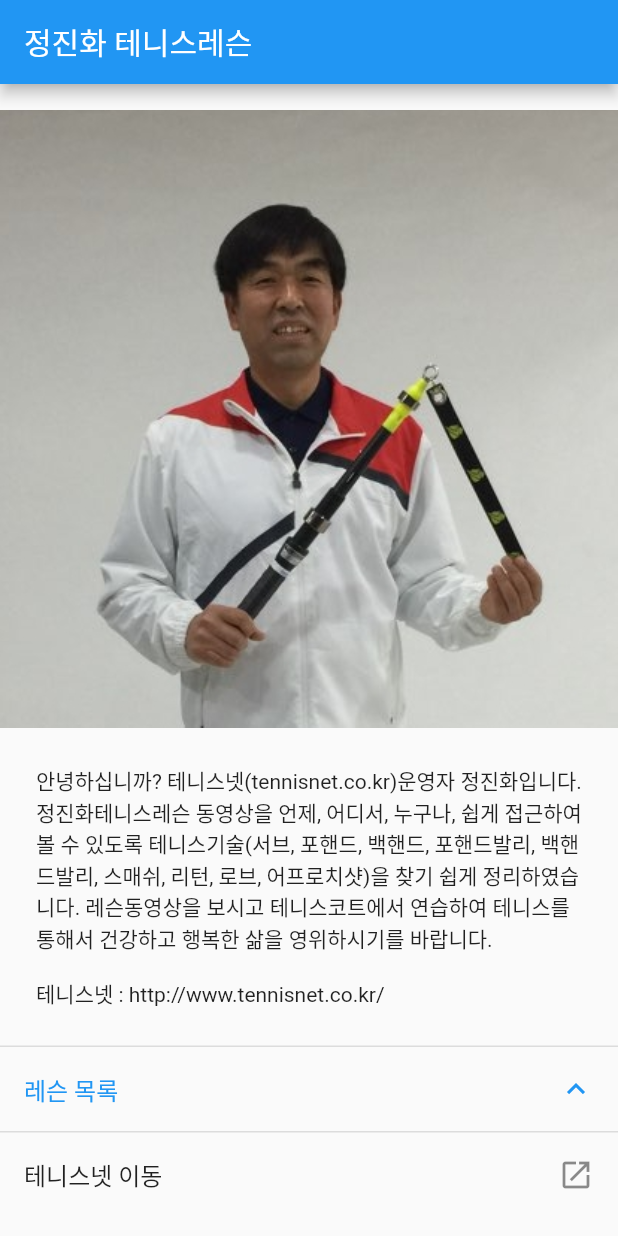
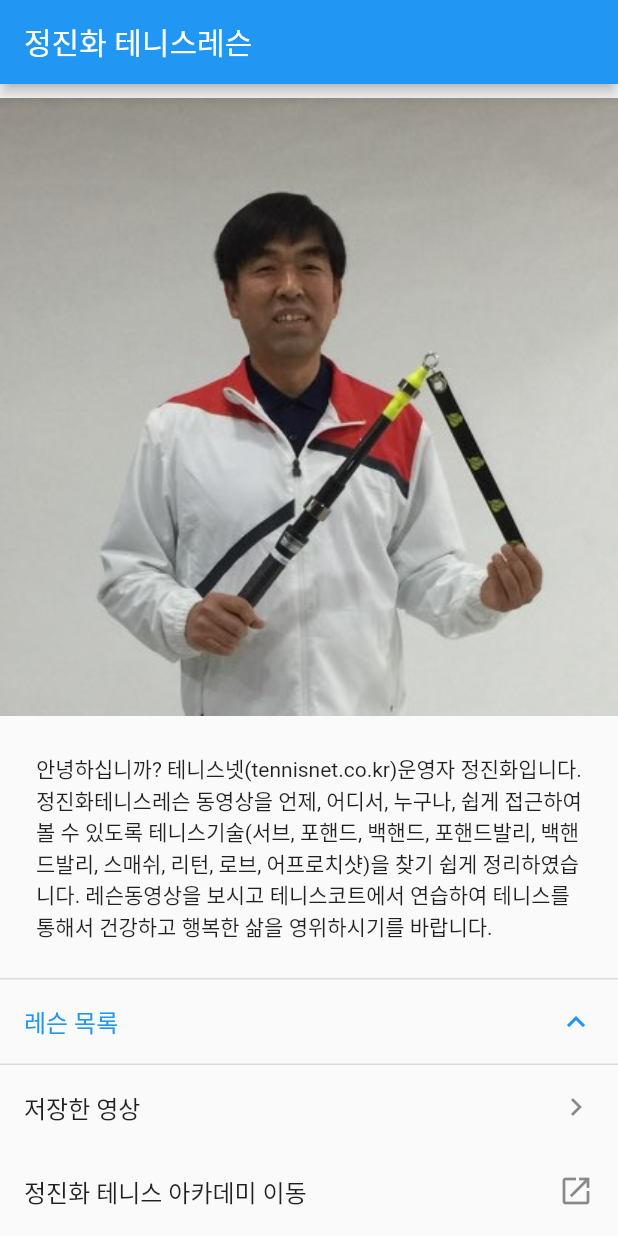
Before and after one commit to SilverJun/TennisLessonFlutter, a Flutter app: the screen it shows after launch, on a phone screen of 412 x 824 dp. Run offline on Flutter 3.47's test engine with Material 2 defaults, Android fonts, the phone set to English and light mode, and no system bars; our stand-ins replace chewie, flutter_slidable, progress_dialog, shared_preferences, video_player; missing offline and left inert: flutter_downloader, flutter_youtube, youtube_explode_dart.

Commit message:
Fix home page

```diff
--- a/lib/HomePage.dart
+++ b/lib/HomePage.dart
@@ -15,7 +15,7 @@ class HomePage extends StatelessWidget {
       body: SafeArea(
         child: ListView(
           children: [
-            SizedBox(height: 16),
+            SizedBox(height: 8),
             Container(
               height: 414,
               child: Image.asset('assets/home.jpeg',)
@@ -23,9 +23,7 @@ class HomePage extends StatelessWidget {
             Padding(
               padding: const EdgeInsets.all(24.0),
               child: Text('''안녕하십니까? 테니스넷(tennisnet.co.kr)운영자 정진화입니다.
-정진화테니스레슨 동영상을 언제, 어디서, 누구나, 쉽게 접근하여 볼 수 있도록 테니스기술(서브, 포핸드, 백핸드, 포핸드발리, 백핸드발리, 스매쉬, 리턴, 로브, 어프로치샷)을 찾기 쉽게 정리하였습니다. 레슨동영상을 보시고 테니스코트에서 연습하여 테니스를 통해서 건강하고 행복한 삶을 영위하시기를 바랍니다.
-
-테니스넷 : http://www.tennisnet.co.kr/'''),
+정진화테니스레슨 동영상을 언제, 어디서, 누구나, 쉽게 접근하여 볼 수 있도록 테니스기술(서브, 포핸드, 백핸드, 포핸드발리, 백핸드발리, 스매쉬, 리턴, 로브, 어프로치샷)을 찾기 쉽게 정리하였습니다. 레슨동영상을 보시고 테니스코트에서 연습하여 테니스를 통해서 건강하고 행복한 삶을 영위하시기를 바랍니다.'''),
             ),
             ExpansionTile(
               initiallyExpanded: true,
@@ -38,18 +36,27 @@ class HomePage extends StatelessWidget {
               }).toList(),
             ),
             ListTile(
-              title: Text('테니스넷 이동'),
-              trailing: Icon(Icons.launch),
-              onTap: () {
-                launch('http://www.tennisnet.co.kr/');
-              },
-            ),
-            ListTile(
               title: Text("저장한 영상"),
+              trailing: Icon(Icons.navigate_next),
               onTap: () {
                 Navigator.push(context, MaterialPageRoute(builder: (context) => SavedVideoPage()));
               },
             ),
+            ListTile(
+              title: Text('정진화 테니스 아카데미 이동'),
+              trailing: Icon(Icons.launch),
+              onTap: () {
+                launch('https://blog.naver.com/jtennis2134/'); // https://www.youtube.com/channel/UC_0KlMiTzpejiet6ovAtoOQ
+              },
+            ),
+            ListTile(
+              title: Text('정진화 테니스레슨 유튜브 이동'),
+              trailing: Icon(Icons.launch),
+              onTap: () {
+                launch('https://www.youtube.com/channel/UC_0KlMiTzpejiet6ovAtoOQ');
+              },
+            ),
+
             SizedBox(height: 60.0,),
           ]
         ),
```
